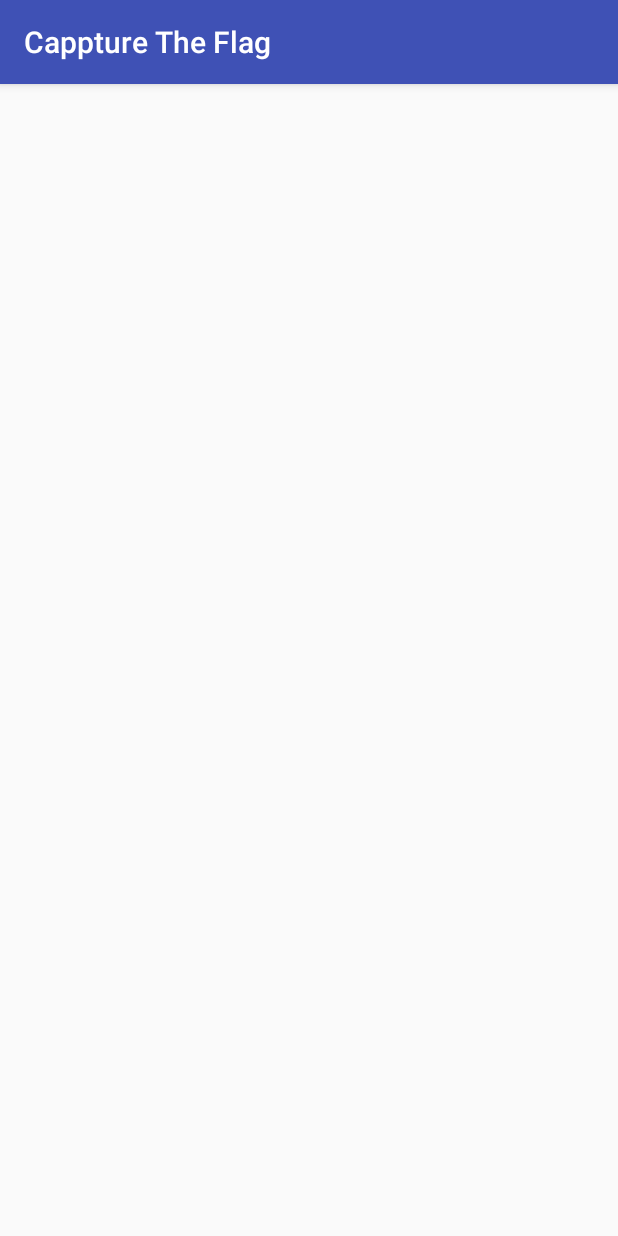
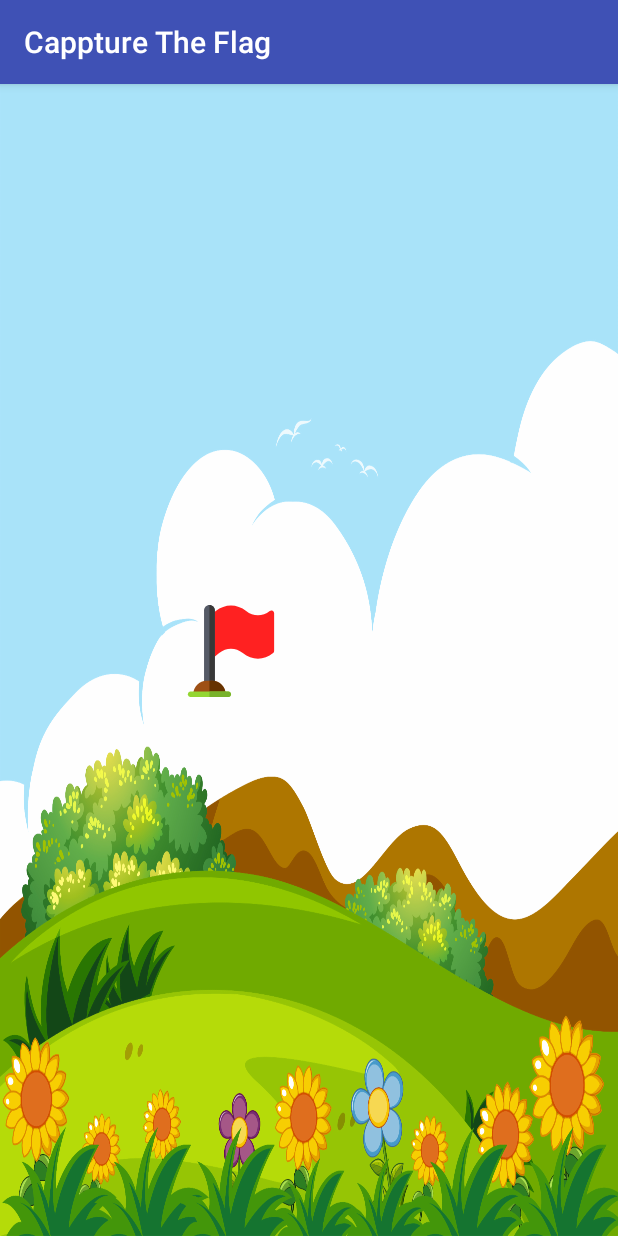
Before and after one commit to ZeroSum24/FlagTag, an Android app: the SplashScreen screen opened directly, with no data from a screen before it, on a phone screen of 412 x 824 dp. Run offline under Robolectric (Android 15) with nearby library versions, the phone set to English and light mode, and no system bars; 1 statement that could not run was skipped.

Commit message:
added splash screen background

```diff
--- a/app/src/main/AndroidManifest.xml
+++ b/app/src/main/AndroidManifest.xml
@@ -4,9 +4,9 @@
 
     <application
         android:allowBackup="true"
-        android:icon="@drawable/ic_flag"
+        android:icon="@drawable/ic_flag_small"
         android:label="@string/app_name"
-        android:roundIcon="@drawable/ic_flag"
+        android:roundIcon="@drawable/ic_flag_small"
         android:supportsRtl="true"
         android:theme="@style/AppTheme">
         <activity
--- /dev/null
+++ b/app/src/main/res/drawable/ic_flag_large.xml
@@ -0,0 +1,27 @@
+<vector xmlns:android="http://schemas.android.com/apk/res/android"
+        android:width="512dp"
+        android:height="512dp"
+        android:viewportWidth="512.0"
+        android:viewportHeight="512.0">
+    <path
+        android:pathData="M487.5,31.5c-5.2,-2.5 -11.4,-1.8 -15.9,1.8c-39.9,31.9 -91.4,31.9 -131.3,0c-51.3,-41 -117.5,-41 -168.8,0L136,61.8V310.9c0.4,-0.3 0.9,-0.4 1.3,-0.7l53,-42.4c39.9,-31.9 91.4,-31.9 131.3,0c51.3,41 117.5,41 168.8,0c3.6,-2.9 5.6,-7.2 5.6,-11.7V45C496,39.2 492.7,34 487.5,31.5z"
+        android:fillColor="#FF2121"/>
+    <path
+        android:pathData="M166,30v452h-60V30c0,-16.5 13.5,-30 30,-30S166,13.5 166,30z"
+        android:fillColor="#555A66"/>
+    <path
+        android:pathData="M166,30v452h-30V0C152.5,0 166,13.5 166,30z"
+        android:fillColor="#383838"/>
+    <path
+        android:pathData="M226,497H46c0,-41.4 33.6,-75 75,-75h30C192.4,422 226,455.6 226,497z"
+        android:fillColor="#9E5015"/>
+    <path
+        android:pathData="M226,497h-90v-75h15C192.4,422 226,455.6 226,497z"
+        android:fillColor="#663300"/>
+    <path
+        android:pathData="M256,497c0,8.4 -6.6,15 -15,15H31c-8.4,0 -15,-6.6 -15,-15s6.6,-15 15,-15h210C249.4,482 256,488.6 256,497z"
+        android:fillColor="#93D632"/>
+    <path
+        android:pathData="M256,497c0,8.4 -6.6,15 -15,15H136v-30h105C249.4,482 256,488.6 256,497z"
+        android:fillColor="#78B22A"/>
+</vector>
--- a/app/src/main/res/layout/activity_splash_screen.xml
+++ b/app/src/main/res/layout/activity_splash_screen.xml
@@ -4,6 +4,21 @@
     xmlns:tools="http://schemas.android.com/tools"
     android:layout_width="match_parent"
     android:layout_height="match_parent"
+    android:background="@drawable/splash_background"
     tools:context="hangryhippos.cappturetheflag.SplashScreen">
 
+    <ImageView
+        android:id="@+id/imageView"
+        android:layout_width="61dp"
+        android:layout_height="68dp"
+        android:layout_marginEnd="8dp"
+        android:layout_marginStart="8dp"
+        android:layout_marginTop="344dp"
+        app:layout_constraintEnd_toEndOf="parent"
+        app:layout_constraintHorizontal_bias="0.345"
+        app:layout_constraintStart_toStartOf="parent"
+        app:layout_constraintTop_toTopOf="parent"
+        app:srcCompat="@drawable/ic_flag_large"
+        android:contentDescription="@string/app_name"/>
+
 </android.support.constraint.ConstraintLayout>
```
Also changed, not shown: app/src/main/java/hangryhippos/cappturetheflag/MainActivity.java (line endings or trailing spaces), app/src/main/res/drawable-mdpi/splash_background.png (added), app/src/main/res/drawable/ic_flag_small.xml (renamed from app/src/main/res/drawable/ic_flag.xml), 3 other files.
